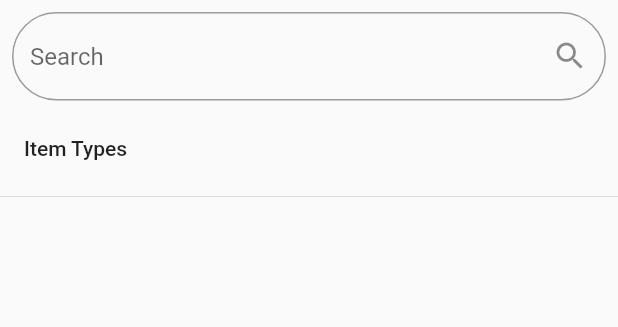
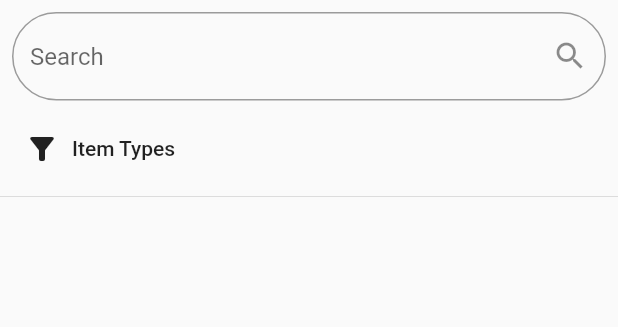
Before and after one commit to vehikl/spare-parts, a Flutter app: the InventoryView widget shown alone on an empty page, opened directly, on a phone screen of 412 x 824 dp. Shown: the top 327 px of the screen. Run offline on Flutter 3.47's test engine with Material 2 defaults, Android fonts, the phone set to English and light mode, and no system bars; our stand-ins replace cloud_firestore, cloud_functions, firebase_auth, firebase_core; missing offline and left inert: mockito; accounts and stored records are empty; generated files the repository leaves out were written again.

Commit message:
Add missing filter icon

```diff
--- a/lib/pages/home_page/inventory_view/inventory_view.dart
+++ b/lib/pages/home_page/inventory_view/inventory_view.dart
@@ -79,6 +79,7 @@ class _InventoryViewState extends State<InventoryView> {
                 buttonLabel: 'Item Types',
                 values: itemTypes.keys.toList(),
                 selectedValues: _selectedItemTypes,
+                icon: Icons.filter_alt,
                 leadingBuilder: (itemType) =>
                     Icon(itemTypes[itemType] ?? itemTypes['Other']!),
                 onConfirm: _handleTypesFilterChanged,
```
